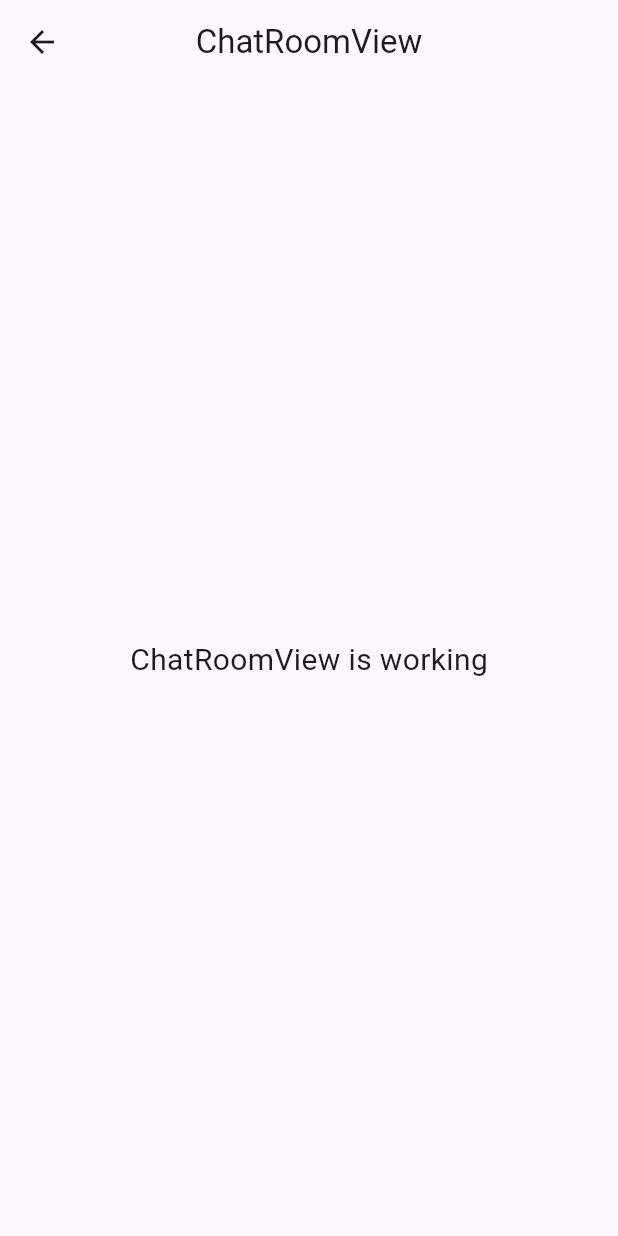
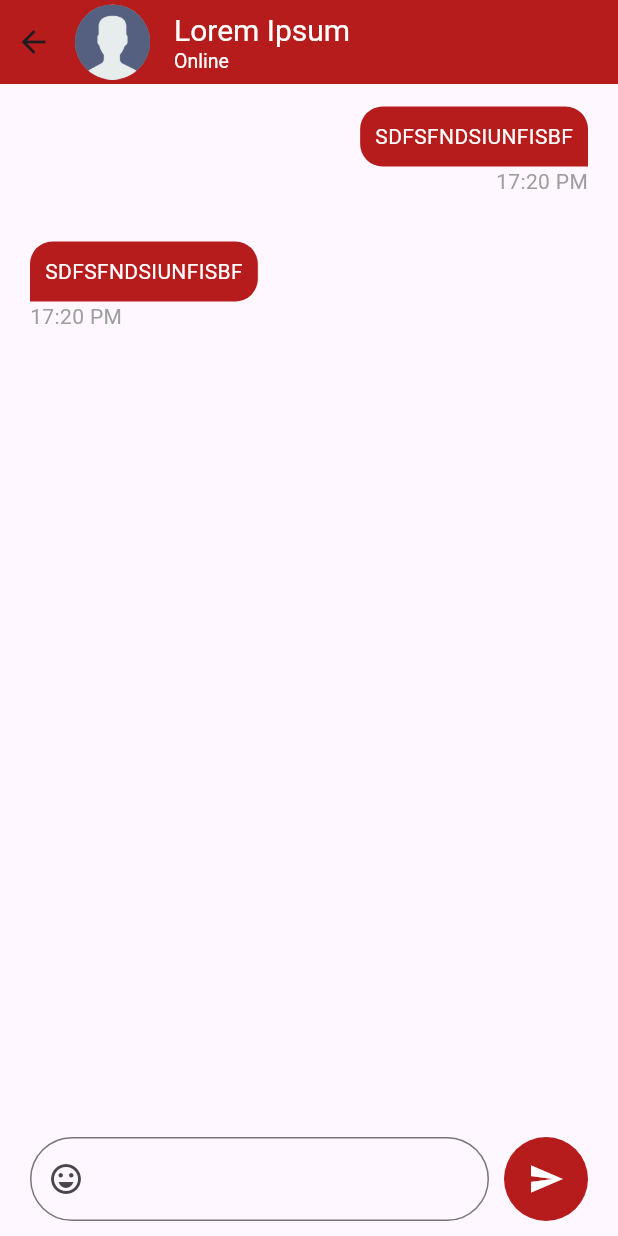
Before and after one commit to iGhost22/ChatApp, a Flutter app: the ChatRoomView screen opened by its route, on a phone screen of 412 x 824 dp. Run offline on Flutter 3.47's test engine with Material 3 defaults, Android fonts, the phone set to English and light mode, and no system bars; our stand-ins replace avatar_glow, firebase_core, get, introduction_screen, lottie; accounts and stored records are empty.

Commit message:
Create chat_room_view

```diff
--- a/lib/app/modules/chat_room/views/chat_room_view.dart
+++ b/lib/app/modules/chat_room/views/chat_room_view.dart
@@ -10,15 +10,154 @@ class ChatRoomView extends GetView<ChatRoomController> {
   Widget build(BuildContext context) {
     return Scaffold(
       appBar: AppBar(
-        title: const Text('ChatRoomView'),
-        centerTitle: true,
+        backgroundColor: Colors.red[900],
+        leadingWidth: 100,
+        leading: InkWell(
+          onTap: () {
+            Get.back();
+          },
+          borderRadius: BorderRadius.circular(100),
+          child: Row(
+            mainAxisAlignment: MainAxisAlignment.spaceBetween,
+            children: [
+              SizedBox(width: 5),
+              Icon(Icons.arrow_back),
+              SizedBox(width: 5),
+              CircleAvatar(
+                radius: 25,
+                backgroundColor: Colors.grey,
+                child: Image.asset("assets/logo/noimage.png"),
+              ),
+            ],
+          ),
+        ),
+        title: Column(
+          crossAxisAlignment: CrossAxisAlignment.start,
+          children: [
+            Text(
+              'Lorem Ipsum',
+              style: TextStyle(
+                fontSize: 20,
+                color: Colors.white,
+              ),
+            ),
+            Text(
+              'Online',
+              style: TextStyle(
+                fontSize: 13,
+                color: Colors.white,
+              ),
+            ),
+          ],
+        ),
+        centerTitle: false,
       ),
-      body: const Center(
-        child: Text(
-          'ChatRoomView is working',
-          style: TextStyle(fontSize: 20),
-        ),
+      body: Column(
+        children: [
+          Expanded(
+            child: Container(
+              child: ListView(
+                children: [
+                  ItemChat(isSender: true),
+                  ItemChat(isSender: false),
+                ],
+              ),
+            ),
+          ),
+          Container(
+            margin: EdgeInsets.only(bottom: context.mediaQueryPadding.bottom),
+            padding: EdgeInsets.symmetric(horizontal: 20, vertical: 10),
+            width: Get.width,
+            child: Row(
+              mainAxisAlignment: MainAxisAlignment.spaceBetween,
+              children: [
+                Expanded(
+                  child: Container(
+                    child: TextField(
+                      decoration: InputDecoration(
+                        prefixIcon: IconButton(
+                          onPressed: () {},
+                          icon: Icon(Icons.emoji_emotions_outlined),
+                        ),
+                        border: OutlineInputBorder(
+                          borderRadius: BorderRadius.circular(100),
+                        ),
+                      ),
+                    ),
+                  ),
+                ),
+                SizedBox(width: 10),
+                Material(
+                  borderRadius: BorderRadius.circular(100),
+                  color: Colors.red[900],
+                  child: InkWell(
+                    borderRadius: BorderRadius.circular(100),
+                    onTap: () {},
+                    child: Padding(
+                      padding: const EdgeInsets.all(16),
+                      child: Icon(
+                        Icons.send,
+                        color: Colors.white,
+                      ),
+                    ),
+                  ),
+                ),
+              ],
+            ),
+          ),
+        ],
       ),
     );
   }
 }
+
+class ItemChat extends StatelessWidget {
+  const ItemChat({
+    super.key,
+    required this.isSender,
+  });
+
+  final bool isSender;
+
+  @override
+  Widget build(BuildContext context) {
+    return Container(
+      padding: EdgeInsets.symmetric(
+        vertical: 15,
+        horizontal: 20,
+      ),
+      child: Column(
+        crossAxisAlignment:
+            isSender ? CrossAxisAlignment.end : CrossAxisAlignment.start,
+        children: [
+          Container(
+            decoration: BoxDecoration(
+              color: Colors.red[900],
+              borderRadius: BorderRadius.only(
+                topLeft: Radius.circular(15),
+                topRight: Radius.circular(15),
+                bottomLeft: isSender ? Radius.circular(15) : Radius.circular(0),
+                bottomRight:
+                    isSender ? Radius.circular(0) : Radius.circular(15),
+              ),
+            ),
+            padding: EdgeInsets.all(10),
+            child: Text(
+              "SDFSFNDSIUNFISBF",
+              style: TextStyle(
+                color: Colors.white,
+              ),
+            ),
+          ),
+          Text(
+            "17:20 PM",
+            style: TextStyle(
+              color: Colors.grey,
+            ),
+          ),
+        ],
+      ),
+      alignment: isSender ? Alignment.centerRight : Alignment.centerLeft,
+    );
+  }
+}
--- a/lib/main.dart
+++ b/lib/main.dart
@@ -35,7 +35,7 @@ class myApp extends StatelessWidget {
         if (snapshot.connectionState == ConnectionState.done) {
           return GetMaterialApp(
             title: "Chat Application",
-            initialRoute: Routes.CHANGE_PROFILE,
+            initialRoute: Routes.CHAT_ROOM,
             getPages: AppPages.routes,
           );
 
```
